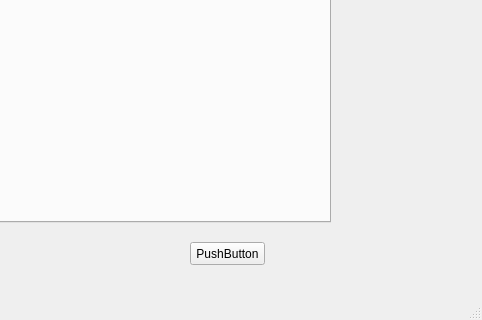
This is DecodersFastFoodPlanner/mainwindow.ui in kevvaria/Decoders-Repository as Qt 5 draws it before an edit; both pictures show x 350 to 832 and y 224 to 544 of the 832 by 544 pixel window. The edited form follows.
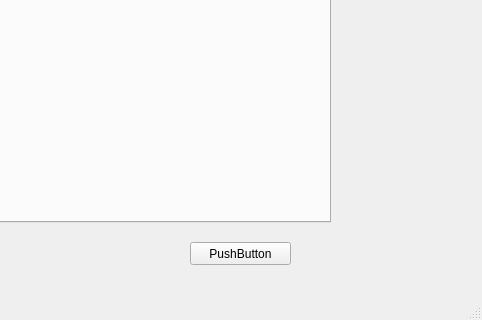
This is the edited form. The open tabs and pages were chosen to show the change.

The edit to the form file:
```diff
--- a/DecodersFastFoodPlanner/mainwindow.ui
+++ b/DecodersFastFoodPlanner/mainwindow.ui
@@ -83,7 +83,7 @@
      <rect>
       <x>540</x>
       <y>430</y>
-      <width>75</width>
+      <width>101</width>
       <height>23</height>
      </rect>
     </property>
```
Left out of the diff: 4 changed lines with no effect on the pictures.
